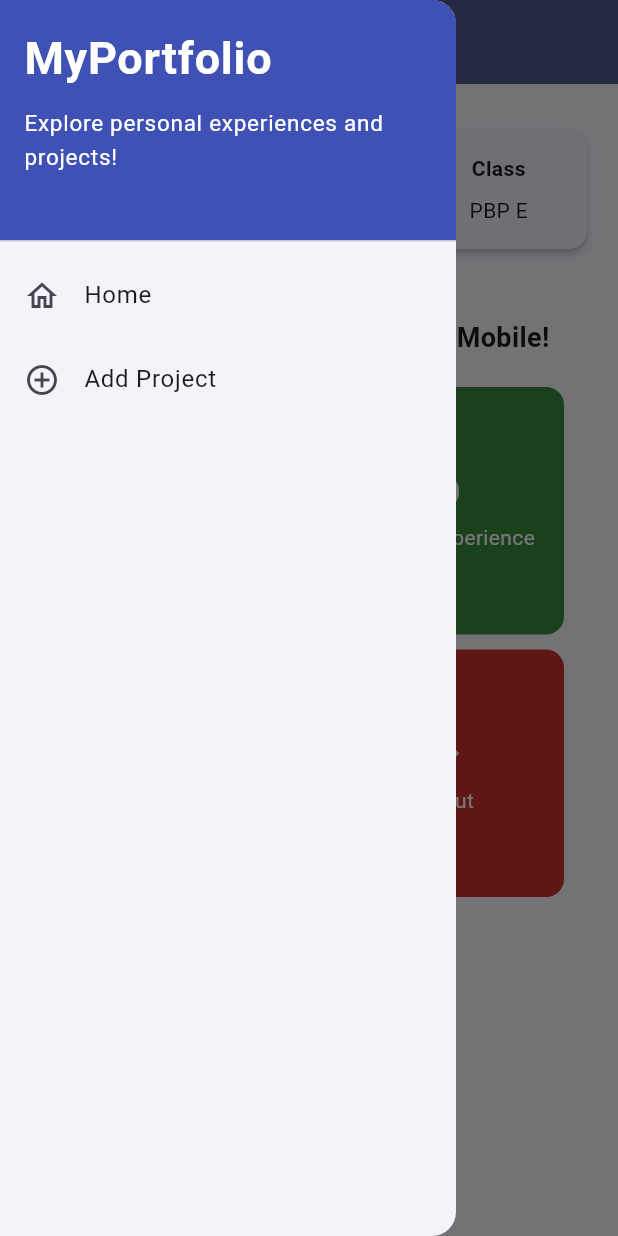
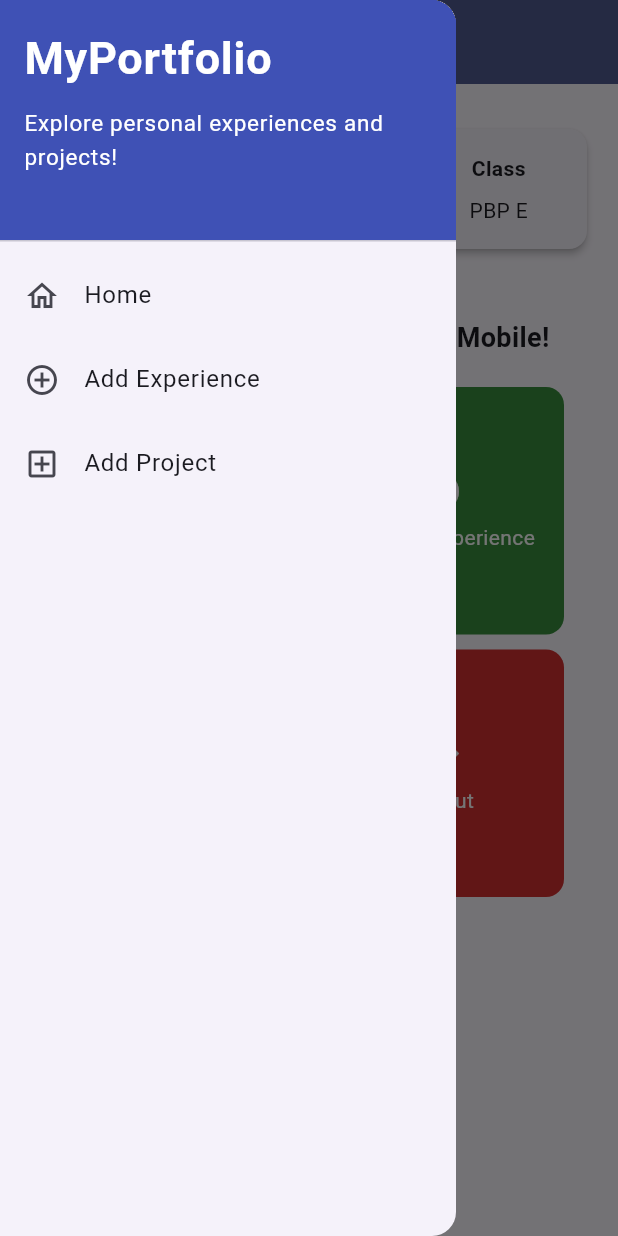
Before and after one commit to Dafiq24/myportofolio_mobile, a Flutter app: the screen it shows after launch, with the side drawer open, on a phone screen of 412 x 824 dp. Run offline on Flutter 3.47's test engine with Material 3 defaults, Android fonts, the phone set to English and light mode, and no system bars; our stand-ins replace material_ui.

Commit message:
feat: integrate Experience form navigation
Open the validated Experience form from the home action card and shared drawer.

Use typed homepage actions and cover card, back, drawer, and Home navigation.

```diff
--- a/lib/screens/menu.dart
+++ b/lib/screens/menu.dart
@@ -10,18 +10,30 @@ class MyHomePage extends StatelessWidget {
   final String kelas = 'PBP E';
 
   final List<ItemHomepage> items = [
-    ItemHomepage('Lihat Experience', Icons.work_outline, Colors.blue.shade700),
+    ItemHomepage(
+      'Lihat Experience',
+      Icons.work_outline,
+      Colors.blue.shade700,
+      HomepageAction.viewExperience,
+    ),
     ItemHomepage(
       'Tambah Experience',
       Icons.add_circle_outline,
       Colors.green.shade700,
+      HomepageAction.addExperience,
     ),
     ItemHomepage(
       'Tambah Proyek',
       Icons.add_box_outlined,
       Colors.indigo.shade700,
+      HomepageAction.addProject,
     ),
-    ItemHomepage('Logout', Icons.logout, Colors.red.shade700),
+    ItemHomepage(
+      'Logout',
+      Icons.logout,
+      Colors.red.shade700,
+      HomepageAction.logout,
+    ),
   ];
 
   @override
--- a/lib/widgets/left_drawer.dart
+++ b/lib/widgets/left_drawer.dart
@@ -1,4 +1,5 @@
 import 'package:material_ui/material_ui.dart';
+import 'package:myportofolio_mobile/screens/experience_form.dart';
 import 'package:myportofolio_mobile/screens/menu.dart';
 import 'package:myportofolio_mobile/screens/project_form.dart';
 
@@ -44,6 +45,18 @@ class LeftDrawer extends StatelessWidget {
           ),
           ListTile(
             leading: const Icon(Icons.add_circle_outline),
+            title: const Text('Add Experience'),
+            onTap: () {
+              Navigator.pushReplacement(
+                context,
+                MaterialPageRoute(
+                  builder: (context) => const ExperienceFormPage(),
+                ),
+              );
+            },
+          ),
+          ListTile(
+            leading: const Icon(Icons.add_box_outlined),
             title: const Text('Add Project'),
             onTap: () {
               Navigator.pushReplacement(
```
Also changed, not shown: lib/widgets/project_card.dart (+25 -6 lines), 1 other file.
